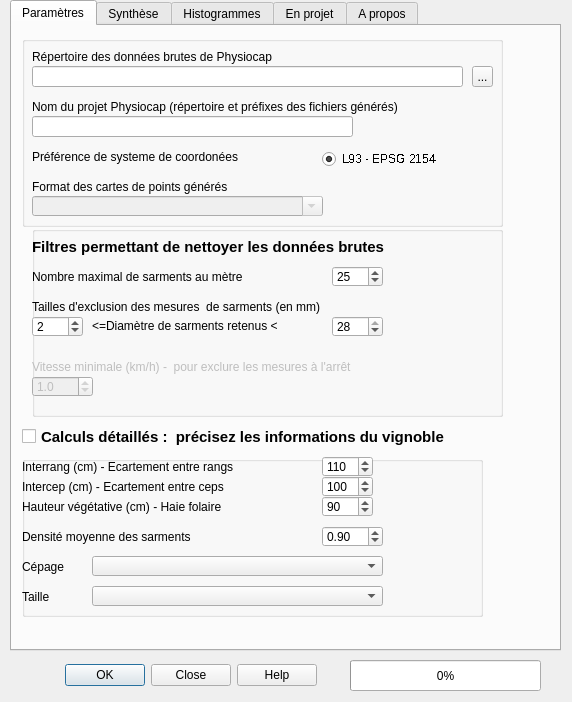
First picture: the form in Physiocap_dialog_base.ui, repository jhemmi/QgisPhysiocapPlugin, before the edit.
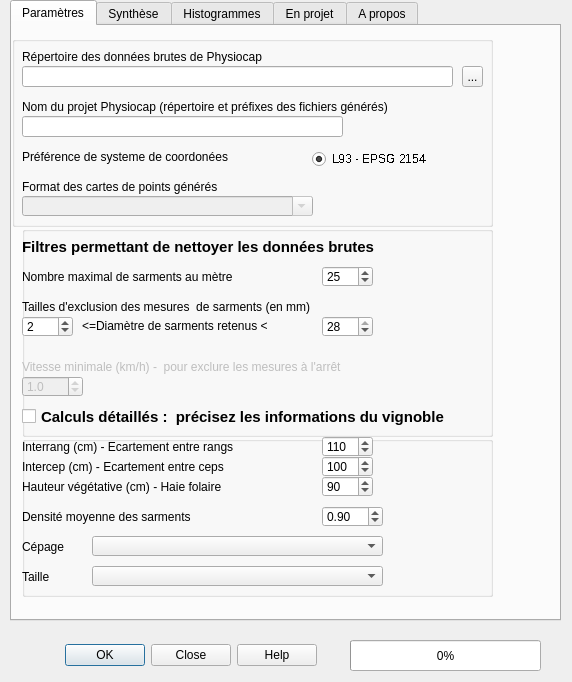
Second picture: the form after the edit.

Patch:
```diff
--- a/Physiocap_dialog_base.ui
+++ b/Physiocap_dialog_base.ui
@@ -7,7 +7,7 @@
     <x>0</x>
     <y>0</y>
     <width>572</width>
-    <height>702</height>
+    <height>682</height>
    </rect>
   </property>
   <property name="windowTitle">
@@ -17,7 +17,7 @@
    <property name="geometry">
     <rect>
      <x>40</x>
-     <y>660</y>
+     <y>640</y>
      <width>301</width>
      <height>31</height>
     </rect>
@@ -41,7 +41,7 @@
      <x>10</x>
      <y>0</y>
      <width>551</width>
-     <height>651</height>
+     <height>621</height>
     </rect>
    </property>
    <property name="toolTip">
@@ -67,8 +67,8 @@
      <property name="geometry">
       <rect>
        <x>10</x>
-       <y>430</y>
-       <width>461</width>
+       <y>410</y>
+       <width>471</width>
        <height>161</height>
       </rect>
      </property>
@@ -447,10 +447,10 @@
     <widget class="QGroupBox" name="Filtres">
      <property name="geometry">
       <rect>
-       <x>20</x>
+       <x>10</x>
        <y>200</y>
        <width>471</width>
-       <height>191</height>
+       <height>211</height>
       </rect>
      </property>
      <property name="cursor">
@@ -628,11 +628,37 @@
        <string>Vitesse minimale (km/h) -  pour exclure les mesures à l'arrêt</string>
       </property>
      </widget>
+     <widget class="QCheckBox" name="checkBoxInfoVignoble">
+      <property name="enabled">
+       <bool>true</bool>
+      </property>
+      <property name="geometry">
+       <rect>
+        <x>0</x>
+        <y>180</y>
+        <width>491</width>
+        <height>21</height>
+       </rect>
+      </property>
+      <property name="font">
+       <font>
+        <pointsize>11</pointsize>
+        <weight>75</weight>
+        <bold>true</bold>
+       </font>
+      </property>
+      <property name="text">
+       <string>Calculs détaillés :  précisez les informations du vignoble    </string>
+      </property>
+      <property name="tristate">
+       <bool>false</bool>
+      </property>
+     </widget>
     </widget>
     <widget class="QGroupBox" name="groupBox">
      <property name="geometry">
       <rect>
-       <x>10</x>
+       <x>0</x>
        <y>10</y>
        <width>481</width>
        <height>191</height>
@@ -794,32 +820,6 @@
       </property>
      </widget>
     </widget>
-    <widget class="QCheckBox" name="checkBoxInfoVignoble">
-     <property name="enabled">
-      <bool>true</bool>
-     </property>
-     <property name="geometry">
-      <rect>
-       <x>10</x>
-       <y>400</y>
-       <width>491</width>
-       <height>21</height>
-      </rect>
-     </property>
-     <property name="font">
-      <font>
-       <pointsize>11</pointsize>
-       <weight>75</weight>
-       <bold>true</bold>
-      </font>
-     </property>
-     <property name="text">
-      <string>Calculs détaillés :  précisez les informations du vignoble    </string>
-     </property>
-     <property name="tristate">
-      <bool>false</bool>
-     </property>
-    </widget>
    </widget>
    <widget class="QWidget" name="tabSynthese">
     <attribute name="title">
@@ -1251,7 +1251,7 @@
    <property name="geometry">
     <rect>
      <x>350</x>
-     <y>660</y>
+     <y>640</y>
      <width>191</width>
      <height>31</height>
     </rect>
```
